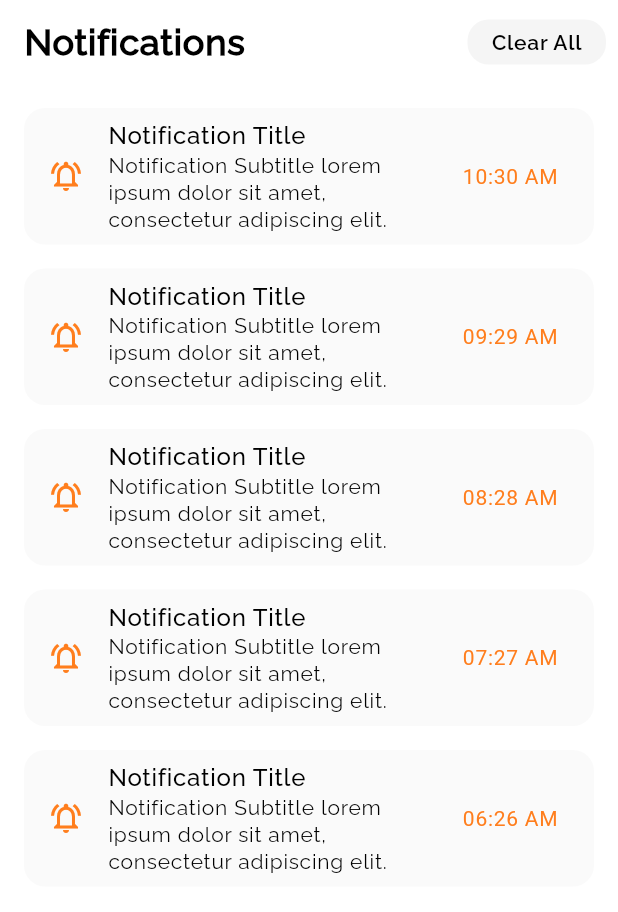
After one commit to vishnucprasad/literate-octo-doodle, a Flutter app: the NotificationScreen screen opened by its route, on a phone screen of 412 x 824 dp. The commit adds this screen. Shown: the top 912 px of the screen. Run offline on Flutter 3.47's test engine with Material 3 defaults, Android fonts, the phone set to English and light mode, and no system bars; our stand-ins replace cloud_firestore, firebase_auth, firebase_core, firebase_storage, flutter_dotenv, flutter_hooks and 11 more; accounts and stored records are empty; generated files the repository leaves out were written again.

Commit message:
feat(notifications): design notifications screen UI
Designed the notifications screen layout to display notifications in a structured and visually appealing format.

```diff
--- a/lib/app/router/app_router.dart
+++ b/lib/app/router/app_router.dart
@@ -77,6 +77,11 @@ GoRouter appRouter(Ref ref) {
         ],
       ),
       GoRoute(
+        path: AppRoutes.notifications.path,
+        name: AppRoutes.notifications.name,
+        pageBuilder: AppRoutes.notifications.slideTransitionBuilder,
+      ),
+      GoRoute(
         path: AppRoutes.profileSettingsScreen.path,
         name: AppRoutes.profileSettingsScreen.name,
         pageBuilder: AppRoutes.profileSettingsScreen.slideTransitionBuilder,
--- a/lib/app/router/app_routes.dart
+++ b/lib/app/router/app_routes.dart
@@ -8,6 +8,7 @@ import 'package:aaraadhya_temple_dashboard/presentation/screens/home/dashboard/d
 import 'package:aaraadhya_temple_dashboard/presentation/screens/home/events/events_screen.dart';
 import 'package:aaraadhya_temple_dashboard/presentation/screens/home/more/more_screen.dart';
 import 'package:aaraadhya_temple_dashboard/presentation/screens/home/payments/payments_screen.dart';
+import 'package:aaraadhya_temple_dashboard/presentation/screens/notification/notification_screen.dart';
 import 'package:aaraadhya_temple_dashboard/presentation/screens/profile/profile_settings/profile_settings_screen.dart';
 import 'package:aaraadhya_temple_dashboard/presentation/screens/profile/schedule_pooja/schedule_pooja_screen.dart';
 import 'package:aaraadhya_temple_dashboard/presentation/screens/registrations/view_registrations/view_registrations_screen.dart';
@@ -70,6 +71,12 @@ class AppRoutes {
     path: '/view-registration',
   );
 
+  static AppRoute notifications = AppRoute(
+    NotificationScreen(),
+    name: 'notifications',
+    path: '/notifications',
+  );
+
   static AppRoute profileSettingsScreen = AppRoute(
     ProfileSettingsScreen(),
     name: 'profile-settings-screen',
--- a/lib/core/l10n/app_en.arb
+++ b/lib/core/l10n/app_en.arb
@@ -1015,6 +1015,22 @@
   "@tooManyRequestsErrorMessage": {
     "description": "The message displayed when a user exceeds the allowed number of login attempts."
   },
+  "clearAllButtonLabel": "Clear All",
+  "@clearAllButtonLabel": {
+    "description": "The text displayed on the clear all button."
+  },
+  "fcmPermissionDenied": "Push notification permission was denied.",
+  "@fcmPermissionDenied": {
+    "description": "The message displayed when a user denies push notification permission."
+  },
+  "fcmTokenFetchFailed": "Unable to retrieve device token for notifications.",
+  "@fcmTokenFetchFailed": {
+    "description": "The message displayed when unable to retrieve device token for notifications."
+  },
+  "fcmMessageHandlingFailed": "Something went wrong while handling the notification.",
+  "@fcmMessageHandlingFailed": {
+    "description": "The message displayed when unable to handle the notification."
+  },
   "defaultErrorMessage": "An unexpected error occurred. Please try again later.",
   "@defaultErrorMessage": {
     "description": "The message displayed for general errors."
--- a/lib/presentation/common/widgets/home_app_bar.dart
+++ b/lib/presentation/common/widgets/home_app_bar.dart
@@ -49,6 +49,15 @@ class HomeAppBar extends StatelessWidget {
           [
             IconButton(
               onPressed: () {
+                context.push(AppRoutes.notifications.path);
+              },
+              icon: Icon(
+                Icons.notifications_outlined,
+                color: context.theme.colorScheme.onSurface,
+              ),
+            ),
+            IconButton(
+              onPressed: () {
                 context.push(AppRoutes.profileSettingsScreen.path);
               },
               icon: CircleAvatar(
--- /dev/null
+++ b/lib/presentation/screens/notification/notification_screen.dart
@@ -0,0 +1,84 @@
+import 'package:aaraadhya_temple_dashboard/core/extensions/app_localizations_extension.dart';
+import 'package:aaraadhya_temple_dashboard/core/extensions/app_theme_extension.dart';
+import 'package:aaraadhya_temple_dashboard/core/gen/fonts.gen.dart';
+import 'package:aaraadhya_temple_dashboard/presentation/common/widgets/app_spacing.dart';
+import 'package:aaraadhya_temple_dashboard/presentation/common/widgets/home_app_bar.dart';
+import 'package:flutter/material.dart';
+import 'package:intl/intl.dart';
+
+class NotificationScreen extends StatelessWidget {
+  const NotificationScreen({super.key});
+
+  @override
+  Widget build(BuildContext context) {
+    return Scaffold(
+      appBar: PreferredSize(
+        preferredSize: Size.fromHeight(56),
+        child: HomeAppBar(
+          title: context.l10n.notificationsSectionTitle,
+          actions: [
+            SizedBox(
+              height: 30,
+              child: FilledButton(
+                onPressed: () {},
+                style: FilledButton.styleFrom(
+                  padding: EdgeInsets.symmetric(horizontal: 16.0),
+                  backgroundColor: context.colors.grey[100],
+                  foregroundColor: context.colorScheme.onSurface,
+                  shape: RoundedRectangleBorder(
+                    borderRadius: BorderRadius.circular(14.0),
+                  ),
+                ),
+                child: Text(context.l10n.clearAllButtonLabel),
+              ),
+            ),
+          ],
+        ),
+      ),
+      body: Padding(
+        padding: const EdgeInsets.all(16.0),
+        child: ListView.separated(
+          itemBuilder: (context, index) {
+            return ListTile(
+              tileColor: context.colors.grey[50],
+              shape: RoundedRectangleBorder(
+                borderRadius: BorderRadius.circular(14.0),
+              ),
+              leading: Icon(
+                Icons.notifications_active_outlined,
+                color: context.colorScheme.primary,
+              ),
+              title: Text(
+                "Notification Title",
+                style: context.theme.textTheme.titleSmall?.copyWith(
+                  // color: context.colorScheme.primary,
+                ),
+              ),
+              subtitle: Text(
+                "Notification Subtitle lorem ipsum dolor sit amet, consectetur adipiscing elit. ",
+                style: context.theme.textTheme.bodyMedium?.copyWith(
+                  color: context.colorScheme.onSurface,
+                ),
+                maxLines: 3,
+                overflow: TextOverflow.ellipsis,
+              ),
+              trailing: Text(
+                DateFormat("HH:mm a").format(
+                  DateTime.now().subtract(
+                    Duration(hours: index, minutes: index),
+                  ),
+                ),
+                style: context.theme.textTheme.bodyMedium?.copyWith(
+                  fontFamily: FontFamily.roboto,
+                  color: context.colorScheme.primary,
+                ),
+              ),
+            );
+          },
+          separatorBuilder: (context, index) => AppSpacing.verticalMedium,
+          itemCount: 5,
+        ),
+      ),
+    );
+  }
+}
```
